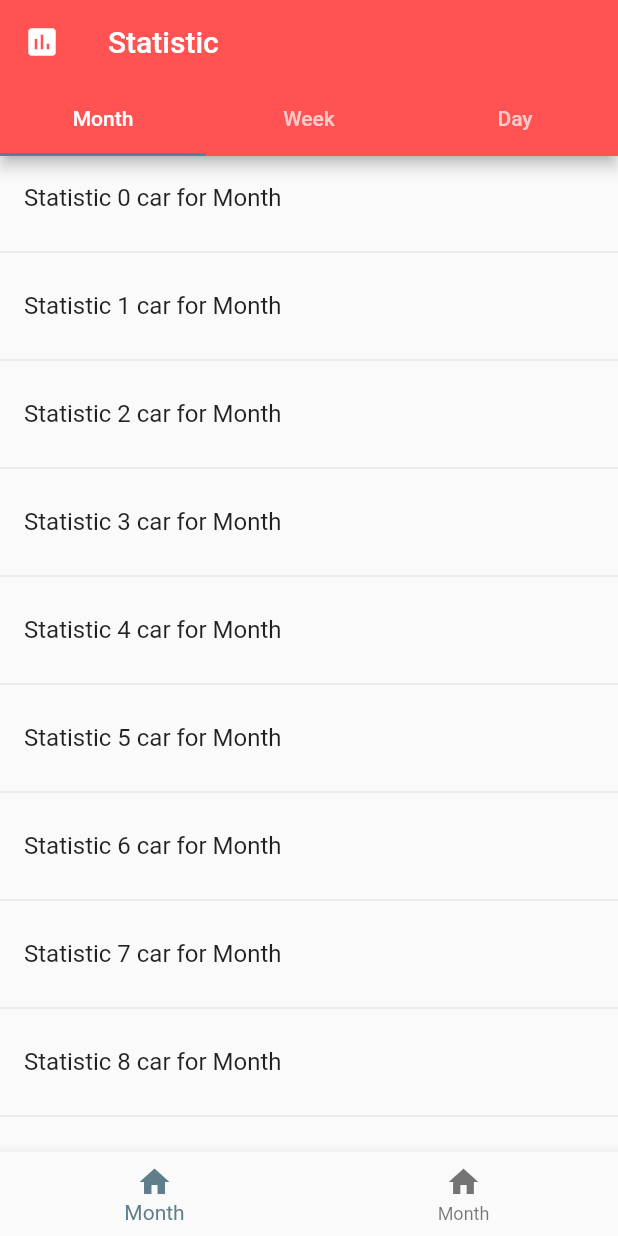
After one commit to chikalovvalera/AutoReviewer, a Flutter app: the StatisticScreen screen opened directly, on a phone screen of 412 x 824 dp. The commit adds this screen. Run offline on Flutter 3.47's test engine with Material 2 defaults, Android fonts, the phone set to English and light mode, and no system bars.

Commit message:
add statistic screen

```diff
--- /dev/null
+++ b/lib/screens/statistic_screen.dart
@@ -0,0 +1,77 @@
+import 'package:flutter/material.dart';
+
+class StatisticScreen extends StatefulWidget {
+  const StatisticScreen({Key key}) : super(key: key);
+
+  @override
+  _StatisticScreenState createState() => new _StatisticScreenState();
+}
+
+class _StatisticScreenState extends State<StatisticScreen> with SingleTickerProviderStateMixin {
+  final List<Tab> myTabs = <Tab>[
+    new Tab(text: 'Month'),
+    new Tab(text: 'Week'),
+    new Tab(text: 'Day'),
+  ];
+
+  TabController _tabController;
+
+  @override
+  void initState() {
+    super.initState();
+    _tabController = new TabController(vsync: this, length: myTabs.length);
+  }
+
+  @override
+  void dispose() {
+    _tabController.dispose();
+    super.dispose();
+  }
+
+  @override
+  Widget build(BuildContext context) {
+    return new Scaffold(
+      appBar: new AppBar(
+        backgroundColor: Colors.redAccent,
+        leading: new Icon(Icons.insert_chart),
+        title: new Text("Statistic"),
+        bottom: new TabBar(
+          controller: _tabController,
+          tabs: myTabs,
+        ),
+      ),
+
+      body: new TabBarView(
+        controller: _tabController,
+        children: myTabs.map((Tab tab) {
+          return Container(
+            child: ListView.separated(
+            itemCount: 10,//getCountSearchCars
+            itemBuilder: (context, index) {
+              return ListTile(
+                title: Text('Statistic $index car for '+tab.text),
+              );
+            },
+            separatorBuilder: (context, index) {
+              return Divider();
+            },
+            )
+          );
+        }).toList(),
+      ),
+      bottomNavigationBar: BottomNavigationBar(
+       currentIndex: 0, // this will be set when a new tab is tapped
+       items: [
+         BottomNavigationBarItem(
+           icon: new Icon(Icons.home),
+           title: new Text('Month'),
+         ),
+         BottomNavigationBarItem(
+           icon: new Icon(Icons.home),
+           title: new Text('Month'),
+         ),
+       ],
+      )
+    );
+  }
+}
```
Also changed, not shown: lib/screens/home_screen.dart (+41 -2 lines).
